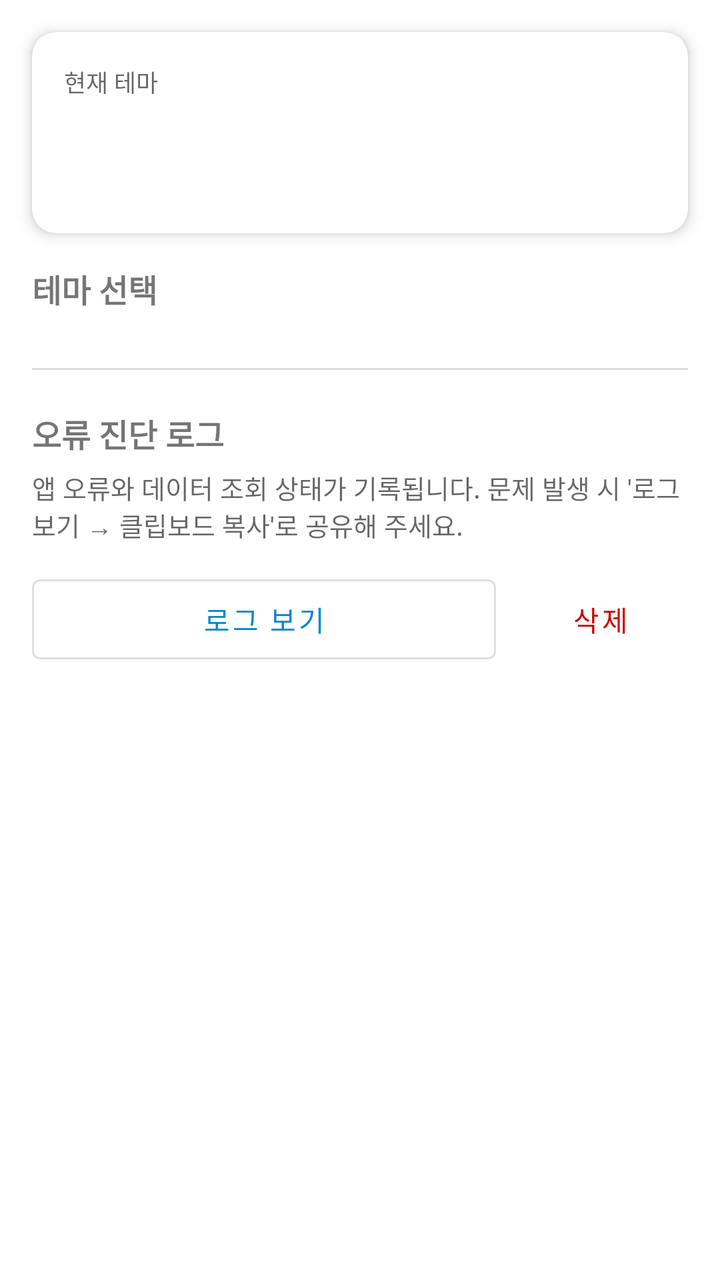
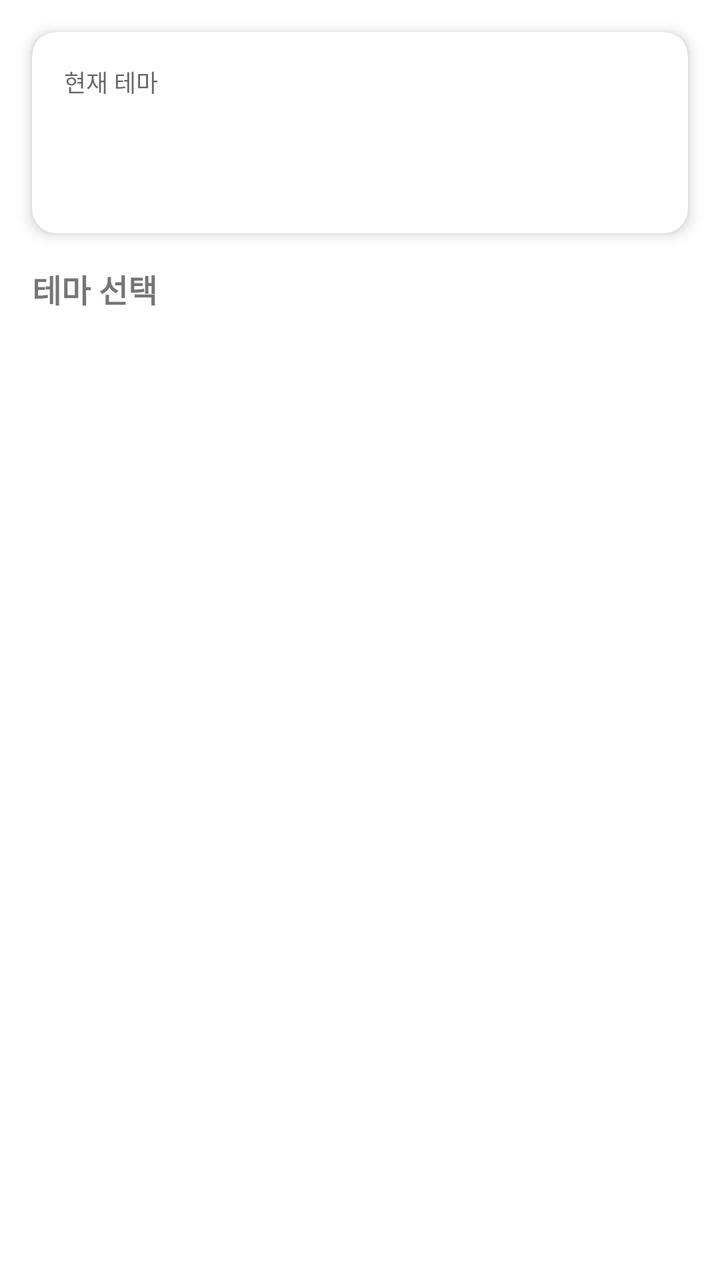

Compare the two renders of this Android layout. The source of the first and the diff that turns it into the second are given below.
<!-- AndroidManifest.xml: application theme Theme.KoreTide -->
<!-- res/layout/fragment_theme_settings.xml -->
<?xml version="1.0" encoding="utf-8"?>
<ScrollView
    xmlns:android="http://schemas.android.com/apk/res/android"
    xmlns:app="http://schemas.android.com/apk/res-auto"
    android:layout_width="match_parent"
    android:layout_height="match_parent"
    android:background="?android:attr/windowBackground">

    <LinearLayout
        android:layout_width="match_parent"
        android:layout_height="wrap_content"
        android:orientation="vertical"
        android:paddingBottom="24dp">

        
        <com.google.android.material.card.MaterialCardView
            android:layout_width="match_parent"
            android:layout_height="wrap_content"
            android:layout_margin="16dp"
            app:cardCornerRadius="12dp"
            app:cardElevation="4dp">

            <LinearLayout
                android:layout_width="match_parent"
                android:layout_height="wrap_content"
                android:orientation="vertical"
                android:padding="16dp">

                <TextView
                    android:layout_width="wrap_content"
                    android:layout_height="wrap_content"
                    android:text="현재 테마"
                    android:textSize="12sp"
                    android:textColor="?android:textColorSecondary" />

                <TextView
                    android:id="@+id/tvCurrentTheme"
                    android:layout_width="wrap_content"
                    android:layout_height="wrap_content"
                    android:textSize="22sp"
                    android:textStyle="bold"
                    android:layout_marginTop="2dp" />

                <TextView
                    android:id="@+id/tvCurrentSeason"
                    android:layout_width="wrap_content"
                    android:layout_height="wrap_content"
                    android:textSize="13sp"
                    android:textColor="@color/ocean_blue"
                    android:layout_marginTop="2dp" />
            </LinearLayout>
        </com.google.android.material.card.MaterialCardView>

        
        <TextView
            android:layout_width="wrap_content"
            android:layout_height="wrap_content"
            android:layout_marginHorizontal="16dp"
            android:layout_marginBottom="8dp"
            android:text="@string/settings_theme_title"
            android:textSize="16sp"
            android:textStyle="bold" />

        
        <androidx.recyclerview.widget.RecyclerView
            android:id="@+id/recyclerThemes"
            android:layout_width="match_parent"
            android:layout_height="wrap_content"
            android:layout_marginHorizontal="8dp"
            android:nestedScrollingEnabled="false" />

        
        <View
            android:layout_width="match_parent"
            android:layout_height="1dp"
            android:layout_marginHorizontal="16dp"
            android:layout_marginVertical="20dp"
            android:background="#22000000" />

        
        <TextView
            android:layout_width="wrap_content"
            android:layout_height="wrap_content"
            android:layout_marginHorizontal="16dp"
            android:layout_marginBottom="6dp"
            android:text="오류 진단 로그"
            android:textSize="16sp"
            android:textStyle="bold" />

        <TextView
            android:layout_width="match_parent"
            android:layout_height="wrap_content"
            android:layout_marginHorizontal="16dp"
            android:layout_marginBottom="12dp"
            android:text="앱 오류와 데이터 조회 상태가 기록됩니다. 문제 발생 시 '로그 보기 → 클립보드 복사'로 공유해 주세요."
            android:textSize="13sp"
            android:textColor="?android:textColorSecondary" />

        <LinearLayout
            android:layout_width="match_parent"
            android:layout_height="wrap_content"
            android:orientation="horizontal"
            android:layout_marginHorizontal="16dp"
            android:layout_marginBottom="24dp">

            <com.google.android.material.button.MaterialButton
                android:id="@+id/btnViewCrashLog"
                style="@style/Widget.MaterialComponents.Button.OutlinedButton"
                android:layout_width="0dp"
                android:layout_height="52dp"
                android:layout_weight="1"
                android:layout_marginEnd="8dp"
                android:text="로그 보기"
                android:textSize="14sp" />

            <com.google.android.material.button.MaterialButton
                android:id="@+id/btnClearCrashLog"
                style="@style/Widget.MaterialComponents.Button.TextButton"
                android:layout_width="wrap_content"
                android:layout_height="52dp"
                android:text="삭제"
                android:textSize="14sp"
                android:textColor="@android:color/holo_red_dark" />

        </LinearLayout>

    </LinearLayout>
</ScrollView>
<!-- resources referenced by this layout -->
<resources>
  <color name="ocean_blue">#0288D1</color>
  <string name="settings_theme_title">테마 선택</string>
  <style name="Theme.KoreTide" parent="Theme.MaterialComponents.DayNight.DarkActionBar" tools:targetApi="35">
          <item name="colorPrimary">@color/ocean_blue</item>
          <item name="colorPrimaryVariant">@color/ocean_dark</item>
          <item name="colorOnPrimary">@android:color/white</item>
          <item name="colorSecondary">@color/teal</item>
          <item name="colorOnSecondary">@android:color/white</item>
          <item name="android:statusBarColor">?attr/colorPrimaryVariant</item>
          <item name="windowActionBar">false</item>
          <item name="windowNoTitle">true</item>
          
          <item name="android:windowOptOutEdgeToEdgeEnforcement">true</item>
      </style>
  <color name="ocean_dark">#01579B</color>
  <color name="teal">#00ACC1</color>
</resources>

<!-- the commit's change to res/layout/fragment_theme_settings.xml (unified diff, before → after) -->
@@ -69,60 +69,5 @@
             android:layout_marginHorizontal="8dp"
             android:nestedScrollingEnabled="false" />
 
-        
-        <View
-            android:layout_width="match_parent"
-            android:layout_height="1dp"
-            android:layout_marginHorizontal="16dp"
-            android:layout_marginVertical="20dp"
-            android:background="#22000000" />
-
-        
-        <TextView
-            android:layout_width="wrap_content"
-            android:layout_height="wrap_content"
-            android:layout_marginHorizontal="16dp"
-            android:layout_marginBottom="6dp"
-            android:text="오류 진단 로그"
-            android:textSize="16sp"
-            android:textStyle="bold" />
-
-        <TextView
-            android:layout_width="match_parent"
-            android:layout_height="wrap_content"
-            android:layout_marginHorizontal="16dp"
-            android:layout_marginBottom="12dp"
-            android:text="앱 오류와 데이터 조회 상태가 기록됩니다. 문제 발생 시 '로그 보기 → 클립보드 복사'로 공유해 주세요."
-            android:textSize="13sp"
-            android:textColor="?android:textColorSecondary" />
-
-        <LinearLayout
-            android:layout_width="match_parent"
-            android:layout_height="wrap_content"
-            android:orientation="horizontal"
-            android:layout_marginHorizontal="16dp"
-            android:layout_marginBottom="24dp">
-
-            <com.google.android.material.button.MaterialButton
-                android:id="@+id/btnViewCrashLog"
-                style="@style/Widget.MaterialComponents.Button.OutlinedButton"
-                android:layout_width="0dp"
-                android:layout_height="52dp"
-                android:layout_weight="1"
-                android:layout_marginEnd="8dp"
-                android:text="로그 보기"
-                android:textSize="14sp" />
-
-            <com.google.android.material.button.MaterialButton
-                android:id="@+id/btnClearCrashLog"
-                style="@style/Widget.MaterialComponents.Button.TextButton"
-                android:layout_width="wrap_content"
-                android:layout_height="52dp"
-                android:text="삭제"
-                android:textSize="14sp"
-                android:textColor="@android:color/holo_red_dark" />
-
-        </LinearLayout>
-
     </LinearLayout>
 </ScrollView>
